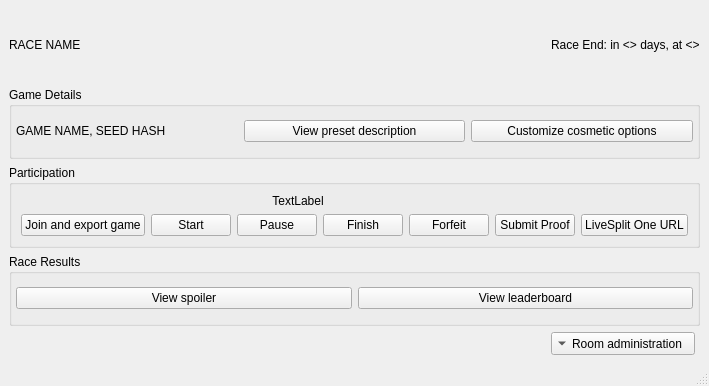
First picture: the form in randovania/gui/ui_files/async_race_room_window.ui, repository randovania/randovania, before the edit.
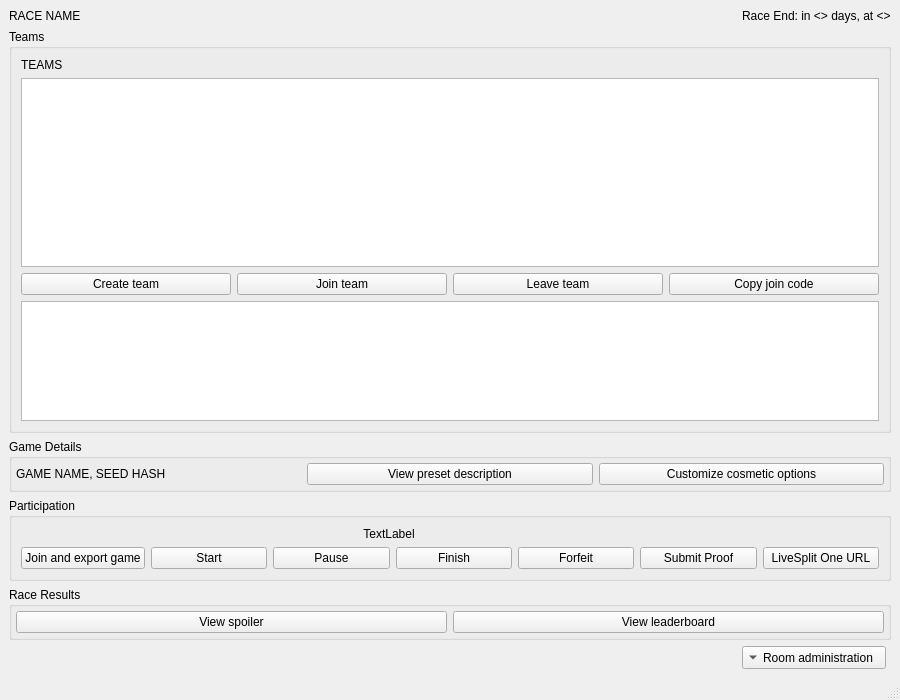
Second picture: the form after the edit. Custom widgets are drawn as their Qt base class.

Commit message: Add team feature to async race room

```diff
--- a/randovania/gui/ui_files/async_race_room_window.ui
+++ b/randovania/gui/ui_files/async_race_room_window.ui
@@ -6,8 +6,8 @@
    <rect>
     <x>0</x>
     <y>0</y>
-    <width>626</width>
-    <height>386</height>
+    <width>900</width>
+    <height>700</height>
    </rect>
   </property>
   <property name="windowTitle">
@@ -60,6 +60,130 @@
       </layout>
      </widget>
     </item>
+    <item row="1" column="0" colspan="2">
+     <widget class="QGroupBox" name="teams_group">
+      <property name="sizePolicy">
+       <sizepolicy hsizetype="Preferred" vsizetype="Expanding">
+        <horstretch>0</horstretch>
+        <verstretch>1</verstretch>
+       </sizepolicy>
+      </property>
+      <property name="title">
+       <string>Teams</string>
+      </property>
+      <layout class="QGridLayout" name="teams_layout">
+       <item row="0" column="0" colspan="4">
+        <widget class="QLabel" name="teams_label">
+         <property name="text">
+          <string>TEAMS</string>
+         </property>
+         <property name="wordWrap">
+          <bool>true</bool>
+         </property>
+        </widget>
+       </item>
+       <item row="1" column="0" colspan="4">
+        <widget class="QTableWidget" name="teams_table">
+         <property name="sizePolicy">
+          <sizepolicy hsizetype="Expanding" vsizetype="Expanding">
+           <horstretch>0</horstretch>
+           <verstretch>2</verstretch>
+          </sizepolicy>
+         </property>
+         <property name="minimumSize">
+          <size>
+           <width>0</width>
+           <height>120</height>
+          </size>
+         </property>
+         <property name="contextMenuPolicy">
+          <enum>Qt::ContextMenuPolicy::CustomContextMenu</enum>
+         </property>
+         <property name="toolTip">
+          <string>Right click your own team to open its multiworld session.</string>
+         </property>
+         <property name="editTriggers">
+          <set>QAbstractItemView::EditTrigger::NoEditTriggers</set>
+         </property>
+         <property name="alternatingRowColors">
+          <bool>true</bool>
+         </property>
+         <property name="selectionMode">
+          <enum>QAbstractItemView::SelectionMode::SingleSelection</enum>
+         </property>
+         <property name="selectionBehavior">
+          <enum>QAbstractItemView::SelectionBehavior::SelectRows</enum>
+         </property>
+         <attribute name="verticalHeaderVisible">
+          <bool>false</bool>
+         </attribute>
+        </widget>
+       </item>
+       <item row="2" column="0">
+        <widget class="QPushButton" name="create_team_button">
+         <property name="text">
+          <string>Create team</string>
+         </property>
+        </widget>
+       </item>
+       <item row="2" column="1">
+        <widget class="QPushButton" name="join_team_button">
+         <property name="text">
+          <string>Join team</string>
+         </property>
+        </widget>
+       </item>
+       <item row="2" column="2">
+        <widget class="QPushButton" name="leave_team_button">
+         <property name="text">
+          <string>Leave team</string>
+         </property>
+        </widget>
+       </item>
+       <item row="2" column="3">
+        <widget class="QPushButton" name="team_join_code_button">
+         <property name="text">
+          <string>Copy join code</string>
+         </property>
+        </widget>
+       </item>
+       <item row="3" column="0" colspan="4">
+        <widget class="QTableWidget" name="worlds_table">
+         <property name="sizePolicy">
+          <sizepolicy hsizetype="Expanding" vsizetype="Expanding">
+           <horstretch>0</horstretch>
+           <verstretch>1</verstretch>
+          </sizepolicy>
+         </property>
+         <property name="minimumSize">
+          <size>
+           <width>0</width>
+           <height>120</height>
+          </size>
+         </property>
+         <property name="toolTip">
+          <string>Claim a world in your team's multiworld session, opened by right clicking your team above.</string>
+         </property>
+         <property name="editTriggers">
+          <set>QAbstractItemView::EditTrigger::NoEditTriggers</set>
+         </property>
+         <property name="alternatingRowColors">
+          <bool>true</bool>
+         </property>
+         <property name="selectionMode">
+          <enum>QAbstractItemView::SelectionMode::SingleSelection</enum>
+         </property>
+         <property name="selectionBehavior">
+          <enum>QAbstractItemView::SelectionBehavior::SelectRows</enum>
+         </property>
+         <attribute name="verticalHeaderVisible">
+          <bool>false</bool>
+         </attribute>
+        </widget>
+       </item>
+      </layout>
+     </widget>
+    </item>
     <item row="4" column="0" colspan="2">
      <widget class="QGroupBox" name="participation_group">
       <property name="title">
```
Left out of the diff: 4 changed lines with no effect on the pictures. The commit also changes 43 other files.
